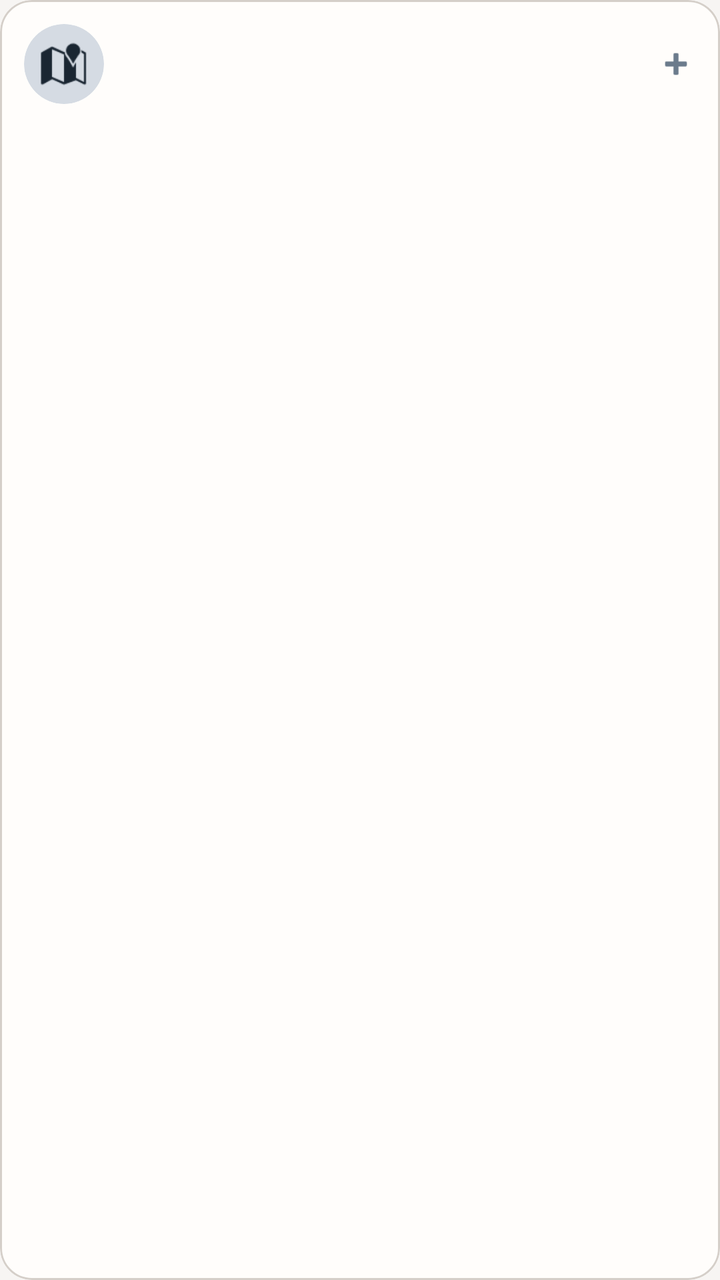
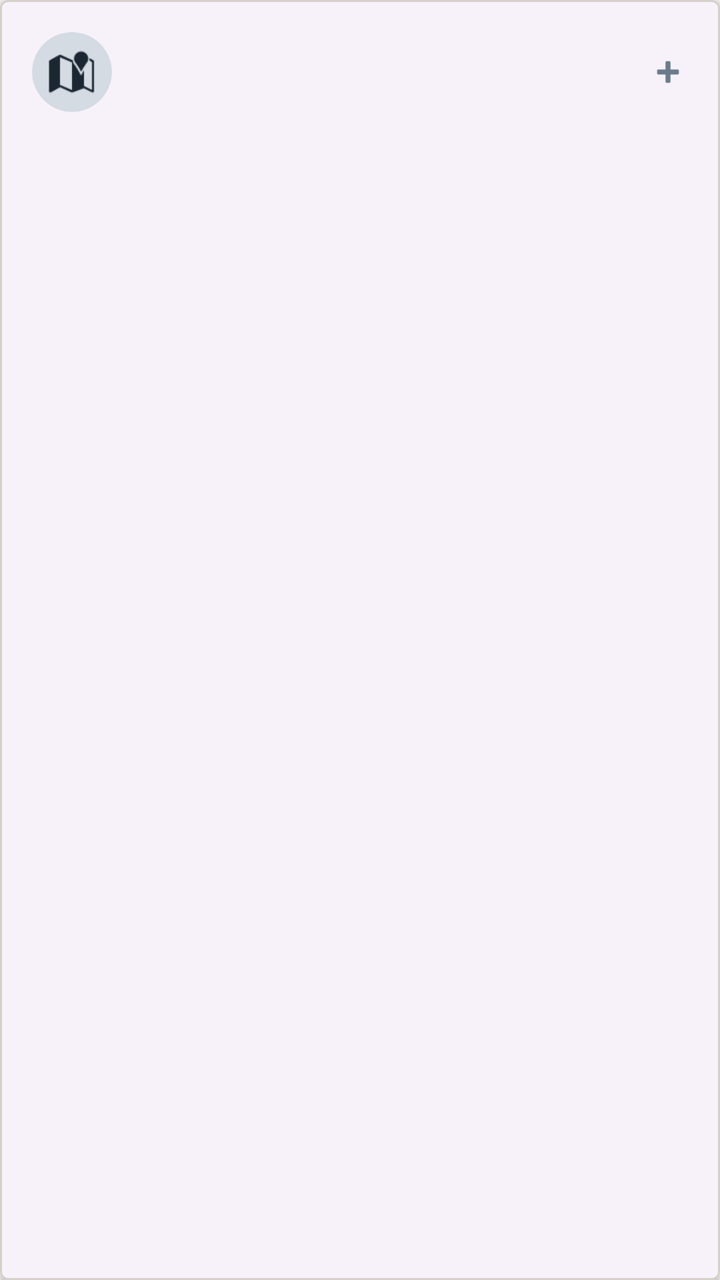

Screens rendered from an Android XML layout before and after an edit, with the pre-edit source and the edit as a unified diff.
<!-- AndroidManifest.xml: application theme Theme.Compassor -->
<!-- res/layout/item_poi.xml -->
<?xml version="1.0" encoding="utf-8"?>
<com.google.android.material.card.MaterialCardView xmlns:android="http://schemas.android.com/apk/res/android"
    xmlns:app="http://schemas.android.com/apk/res-auto"
    android:layout_width="match_parent"
    android:layout_height="wrap_content"
    android:layout_marginHorizontal="12dp"
    android:layout_marginVertical="8dp"
    app:cardCornerRadius="16dp"
    app:cardElevation="0dp"
    app:strokeWidth="1dp"
    app:strokeColor="?attr/colorOutlineVariant"
    android:clickable="true"
    android:focusable="true">

    <LinearLayout
        android:layout_width="match_parent"
        android:layout_height="wrap_content"
        android:orientation="horizontal"
        android:padding="12dp"
        android:gravity="center_vertical">

        <com.google.android.material.card.MaterialCardView
            android:layout_width="40dp"
            android:layout_height="40dp"
            app:cardCornerRadius="20dp"
            app:cardElevation="0dp"
            app:cardBackgroundColor="?attr/colorPrimaryContainer"
            app:strokeWidth="0dp">

            <ImageView
                android:id="@+id/poiIcon"
                android:layout_width="24dp"
                android:layout_height="24dp"
                android:layout_gravity="center"
                android:src="@android:drawable/ic_dialog_map"
                app:tint="?attr/colorOnPrimaryContainer" />

        </com.google.android.material.card.MaterialCardView>

        <LinearLayout
            android:layout_width="0dp"
            android:layout_height="wrap_content"
            android:layout_weight="1"
            android:layout_marginStart="16dp"
            android:orientation="vertical">

            <TextView
                android:id="@+id/poiTitle"
                android:layout_width="match_parent"
                android:layout_height="wrap_content"
                android:textAppearance="?attr/textAppearanceTitleMedium"
                android:textColor="?attr/colorOnSurface"
                android:ellipsize="end"
                android:maxLines="1" />

            <TextView
                android:id="@+id/poiSnippet"
                android:layout_width="match_parent"
                android:layout_height="wrap_content"
                android:textAppearance="?attr/textAppearanceBodySmall"
                android:textColor="?attr/colorOnSurfaceVariant"
                android:ellipsize="end"
                android:maxLines="1" />

        </LinearLayout>

        <TextView
            android:id="@+id/poiFloor"
            android:layout_width="wrap_content"
            android:layout_height="wrap_content"
            android:layout_marginEnd="6dp"
            android:paddingHorizontal="6dp"
            android:paddingVertical="2dp"
            android:background="@drawable/floor_badge_background"
            android:textAppearance="?attr/textAppearanceLabelSmall"
            android:textColor="?attr/colorOnTertiaryContainer"
            android:visibility="gone" />

        <TextView
            android:id="@+id/poiDistance"
            android:layout_width="wrap_content"
            android:layout_height="wrap_content"
            android:layout_marginEnd="8dp"
            android:textAppearance="?attr/textAppearanceLabelMedium"
            android:textColor="?attr/colorPrimary"
            android:visibility="gone" />

        <ImageView
            android:id="@+id/addPoiButton"
            android:layout_width="20dp"
            android:layout_height="20dp"
            android:src="@android:drawable/ic_input_add"
            app:tint="?attr/colorPrimary" />

    </LinearLayout>

</com.google.android.material.card.MaterialCardView>
<!-- resources referenced by this layout -->
<resources>
  <!-- drawable floor_badge_background (drawable) -->
  <?xml version="1.0" encoding="utf-8"?>
  <shape xmlns:android="http://schemas.android.com/apk/res/android"
      android:shape="rectangle">
      <solid android:color="?attr/colorTertiaryContainer" />
      <corners android:radius="4dp" />
  </shape>
  <style name="Theme.Compassor" parent="Base.Theme.Compassor" />
  <color name="md_theme_light_primary">#6B7B8C</color>
  <color name="md_theme_light_onPrimary">#FFFFFF</color>
  <color name="md_theme_light_primaryContainer">#D5DBE3</color>
  <color name="md_theme_light_onPrimaryContainer">#1A2632</color>
  <color name="md_theme_light_secondary">#8FA395</color>
  <color name="md_theme_light_onSecondary">#FFFFFF</color>
  <color name="md_theme_light_secondaryContainer">#D8E0DA</color>
  <color name="md_theme_light_onSecondaryContainer">#1F2B23</color>
  <color name="md_theme_light_tertiary">#C9ADA7</color>
  <color name="md_theme_light_onTertiary">#FFFFFF</color>
  <color name="md_theme_light_tertiaryContainer">#E8DDD9</color>
  <color name="md_theme_light_onTertiaryContainer">#3D2F2C</color>
  <color name="md_theme_light_error">#C17B74</color>
  <color name="md_theme_light_onError">#FFFFFF</color>
  <color name="md_theme_light_errorContainer">#EED5D2</color>
  <color name="md_theme_light_onErrorContainer">#4A2522</color>
  <color name="md_theme_light_background">#F7F5F3</color>
  <color name="md_theme_light_onBackground">#3D3A38</color>
  <color name="md_theme_light_surface">#FFFDFB</color>
  <color name="md_theme_light_onSurface">#3D3A38</color>
  <color name="md_theme_light_surfaceVariant">#E8E4E1</color>
  <color name="md_theme_light_onSurfaceVariant">#6B6561</color>
  <color name="md_theme_light_outline">#A69C94</color>
  <color name="md_theme_light_outlineVariant">#D5CFC9</color>
  <!-- unchanged entries left out for length: 1 -->
</resources>

<!-- the commit's change to res/layout/item_poi.xml (unified diff, before → after) -->
@@ -1,12 +1,13 @@
 <?xml version="1.0" encoding="utf-8"?>
 <com.google.android.material.card.MaterialCardView xmlns:android="http://schemas.android.com/apk/res/android"
     xmlns:app="http://schemas.android.com/apk/res-auto"
+    style="@style/Widget.Compassor.FluentCard"
     android:layout_width="match_parent"
     android:layout_height="wrap_content"
     android:layout_marginHorizontal="12dp"
-    android:layout_marginVertical="8dp"
-    app:cardCornerRadius="16dp"
-    app:cardElevation="0dp"
+    android:layout_marginVertical="@dimen/fluent_list_item_spacing"
+    app:cardCornerRadius="@dimen/corner_radius_sm"
+    app:cardElevation="2dp"
     app:strokeWidth="1dp"
     app:strokeColor="?attr/colorOutlineVariant"
     android:clickable="true"
@@ -16,7 +17,7 @@
         android:layout_width="match_parent"
         android:layout_height="wrap_content"
         android:orientation="horizontal"
-        android:padding="12dp"
+        android:padding="@dimen/fluent_content_padding_safe"
         android:gravity="center_vertical">
 
         <com.google.android.material.card.MaterialCardView
<!-- resource entries referenced after the edit -->
@@ -1,5 +1,8 @@
 <!-- resources referenced by this layout -->
 <resources>
+  <dimen name="corner_radius_sm">4dp</dimen>
+  <dimen name="fluent_content_padding_safe">16dp</dimen>
+  <dimen name="fluent_list_item_spacing">6dp</dimen>
   <!-- drawable floor_badge_background (drawable) -->
   <?xml version="1.0" encoding="utf-8"?>
   <shape xmlns:android="http://schemas.android.com/apk/res/android"
@@ -7,6 +10,13 @@
       <solid android:color="?attr/colorTertiaryContainer" />
       <corners android:radius="4dp" />
   </shape>
+  <style name="Widget.Compassor.FluentCard" parent="Widget.Material3.CardView.Elevated">
+          <item name="cardCornerRadius">4dp</item>
+          <item name="cardElevation">2dp</item>
+          <item name="cardUseCompatPadding">false</item>
+          <item name="strokeWidth">1dp</item>
+          <item name="strokeColor">?attr/colorOutlineVariant</item>
+      </style>
   <style name="Theme.Compassor" parent="Base.Theme.Compassor" />
   <color name="md_theme_light_primary">#6B7B8C</color>
   <color name="md_theme_light_onPrimary">#FFFFFF</color>
